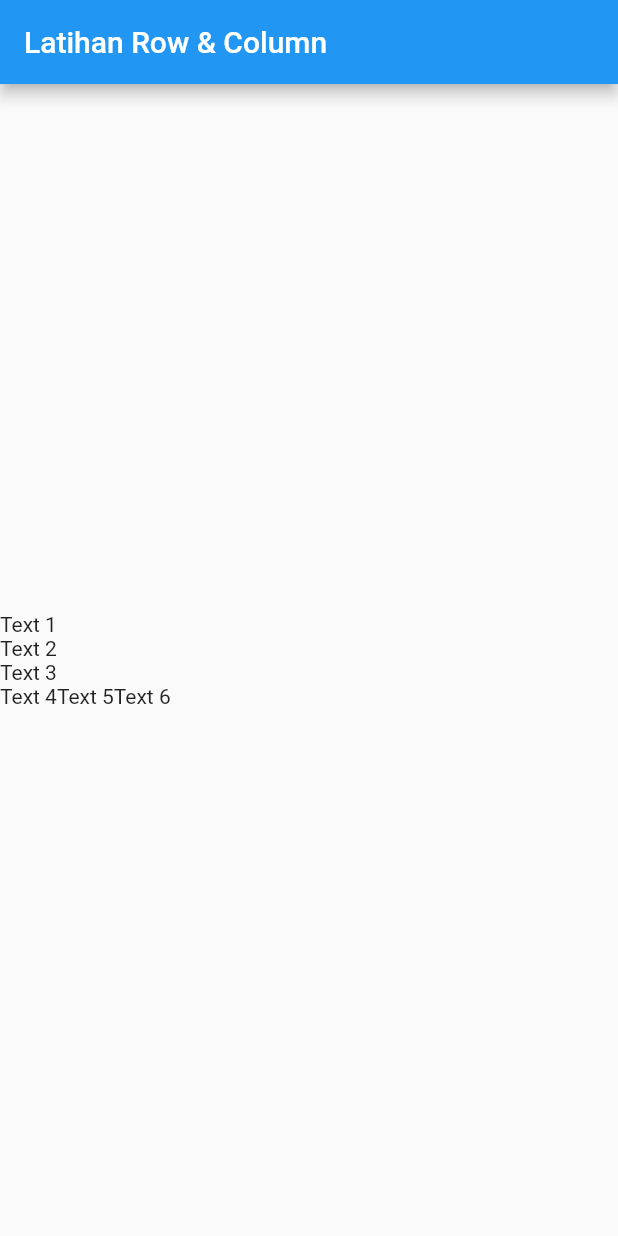
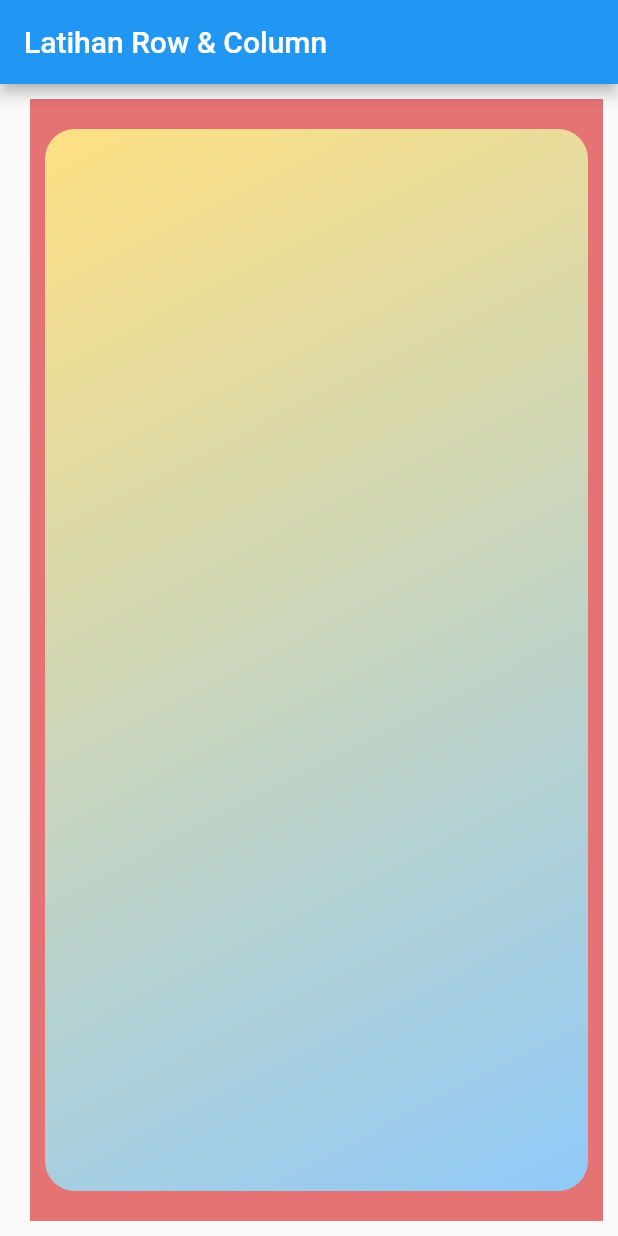
Before and after one commit to acepnurmansidik/Flutter_Practice, a Flutter app: the screen it shows after launch, on a phone screen of 412 x 824 dp. Run offline on Flutter 3.47's test engine with Material 2 defaults, Android fonts, the phone set to English and light mode, and no system bars.

Commit message:
container widget

```diff
--- a/lib/main.dart
+++ b/lib/main.dart
@@ -13,21 +13,22 @@ class MyApp extends StatelessWidget {
         appBar: AppBar(
           title: const Text("Latihan Row & Column"),
         ),
-        body: Column(
-          mainAxisAlignment: MainAxisAlignment.center,
-          crossAxisAlignment: CrossAxisAlignment.start,
-          children: <Widget>[
-            const Text("Text 1"),
-            const Text("Text 2"),
-            const Text("Text 3"),
-            Row(
-              children: const <Widget>[
-                Text("Text 4"),
-                Text("Text 5"),
-                Text("Text 6")
-              ],
-            )
-          ],
+        body: Container(
+          color: Colors.red.shade300,
+          margin: const EdgeInsets.fromLTRB(20, 10, 10, 10),
+          padding: const EdgeInsets.only(bottom: 10, top: 10),
+          child: Container(
+            margin: const EdgeInsets.all(10),
+            decoration: BoxDecoration(
+                borderRadius: BorderRadius.circular(20),
+                gradient: LinearGradient(
+                    begin: Alignment.topLeft,
+                    end: Alignment.bottomRight,
+                    colors: <Color>[
+                      Colors.amber.shade200,
+                      Colors.blue.shade200
+                    ])),
+          ),
         ),
       ),
     );
```
